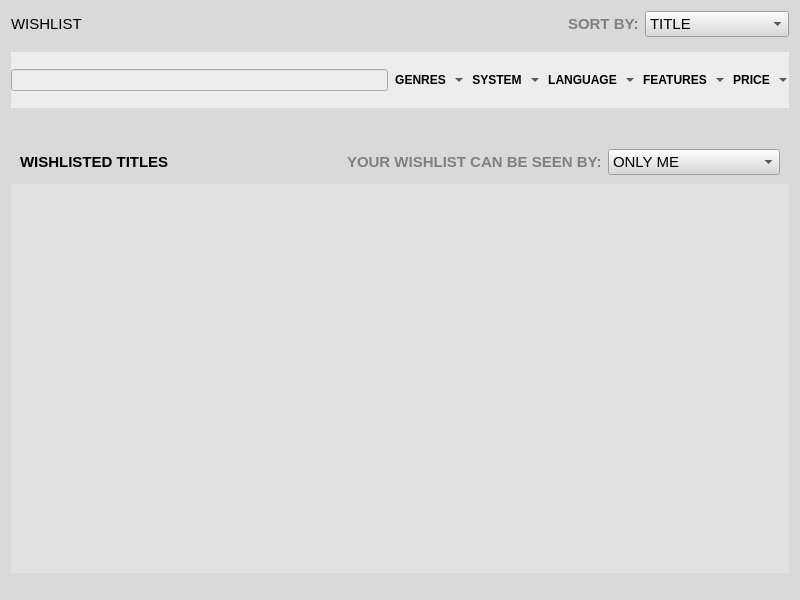
This is pages/wishlistpage.ui in pamugk/nebulae-qt as Qt 5 draws it before an edit. The edited form follows.
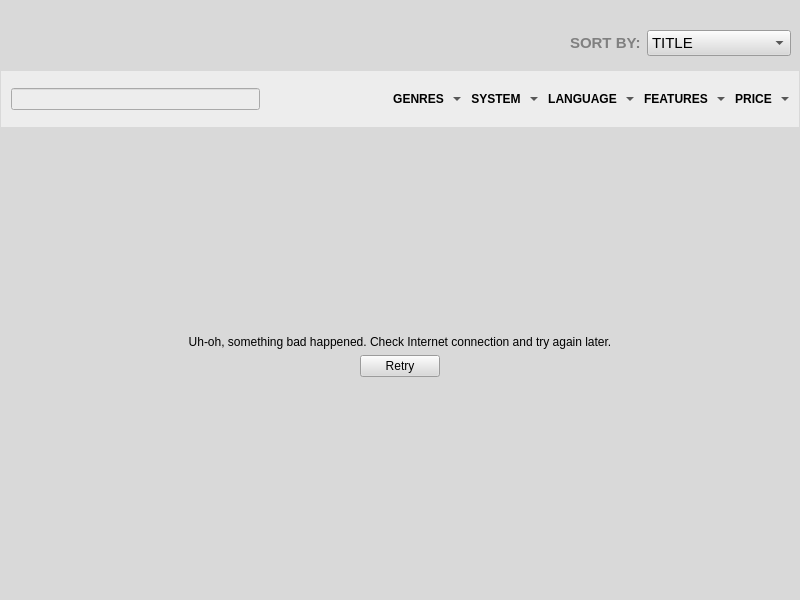
This is the edited form. The open tabs and pages were chosen to show the change. Icons and pictures are not drawn.

What changed in the file:
```diff
--- a/pages/wishlistpage.ui
+++ b/pages/wishlistpage.ui
@@ -26,36 +26,53 @@
    <property name="spacing">
     <number>0</number>
    </property>
+   <property name="leftMargin">
+    <number>0</number>
+   </property>
+   <property name="topMargin">
+    <number>0</number>
+   </property>
+   <property name="rightMargin">
+    <number>0</number>
+   </property>
+   <property name="bottomMargin">
+    <number>0</number>
+   </property>
+   <item>
+    <widget class="QWidget" name="root" native="true">
+     <layout class="QVBoxLayout" name="rootLayout">
+      <property name="spacing">
+       <number>15</number>
+      </property>
+      <property name="leftMargin">
+       <number>1</number>
+      </property>
+      <property name="topMargin">
+       <number>30</number>
+      </property>
+      <property name="rightMargin">
+       <number>1</number>
+      </property>
+      <property name="bottomMargin">
+       <number>30</number>
+      </property>
    <item>
     <widget class="QWidget" name="header" native="true">
-     <layout class="QHBoxLayout" name="headerLayout">
+        <layout class="QHBoxLayout" name="headerLayout" stretch="0,0,0">
       <property name="leftMargin">
-       <number>0</number>
+          <number>8</number>
       </property>
       <property name="topMargin">
        <number>0</number>
       </property>
       <property name="rightMargin">
-       <number>0</number>
+          <number>8</number>
       </property>
       <property name="bottomMargin">
-       <number>15</number>
+          <number>0</number>
       </property>
       <item>
-       <widget class="QLabel" name="headerTitleLabel">
-        <property name="font">
-         <font>
-          <pointsize>11</pointsize>
-          <bold>false</bold>
-         </font>
-        </property>
-        <property name="text">
-         <string>WISHLIST</string>
-        </property>
-       </widget>
-      </item>
-      <item>
-       <spacer name="horizontalSpacer">
+          <spacer name="headerSpacer">
         <property name="orientation">
          <enum>Qt::Orientation::Horizontal</enum>
         </property>
@@ -121,18 +138,18 @@
      <property name="styleSheet">
       <string notr="true">background: rgb(237, 237, 237);</string>
      </property>
-     <layout class="QHBoxLayout" name="filtersLayout">
+        <layout class="QHBoxLayout" name="filtersLayout" stretch="2,1,0,0,0,0,0">
       <property name="spacing">
-       <number>0</number>
+          <number>1</number>
       </property>
       <property name="leftMargin">
-       <number>0</number>
+          <number>10</number>
       </property>
       <property name="topMargin">
        <number>0</number>
       </property>
       <property name="rightMargin">
-       <number>0</number>
+          <number>8</number>
       </property>
       <property name="bottomMargin">
        <number>0</number>
@@ -144,6 +161,19 @@
         </property>
        </widget>
       </item>
+         <item>
+          <spacer name="filtersSpacer">
+           <property name="orientation">
+            <enum>Qt::Orientation::Horizontal</enum>
+           </property>
+           <property name="sizeHint" stdset="0">
+            <size>
+             <width>40</width>
+             <height>20</height>
+            </size>
+           </property>
+          </spacer>
+         </item>
       <item>
        <widget class="QToolButton" name="genresToolButton">
         <property name="sizePolicy">
@@ -302,23 +332,38 @@
      <widget class="QWidget" name="resultsPage">
       <layout class="QVBoxLayout" name="resultsPageLayout">
        <property name="spacing">
-        <number>0</number>
+           <number>15</number>
        </property>
        <property name="leftMargin">
         <number>0</number>
        </property>
        <property name="topMargin">
-        <number>32</number>
+           <number>0</number>
        </property>
        <property name="rightMargin">
         <number>0</number>
        </property>
        <property name="bottomMargin">
-        <number>16</number>
+           <number>0</number>
        </property>
        <item>
         <widget class="QWidget" name="resultsPageHeader" native="true">
-         <layout class="QHBoxLayout" name="resultsPageHeaderLayout">
+            <layout class="QHBoxLayout" name="resultsPageHeaderLayout" stretch="1,0,0">
+             <property name="spacing">
+              <number>1</number>
+             </property>
+             <property name="leftMargin">
+              <number>8</number>
+             </property>
+             <property name="topMargin">
+              <number>0</number>
+             </property>
+             <property name="rightMargin">
+              <number>8</number>
+             </property>
+             <property name="bottomMargin">
+              <number>0</number>
+             </property>
           <item>
            <widget class="QLabel" name="titleLabel">
             <property name="font">
@@ -332,19 +377,6 @@
             </property>
            </widget>
           </item>
-          <item>
-           <spacer name="headerSpacer">
-            <property name="orientation">
-             <enum>Qt::Orientation::Horizontal</enum>
-            </property>
-            <property name="sizeHint" stdset="0">
-             <size>
-              <width>40</width>
-              <height>20</height>
-             </size>
-            </property>
-           </spacer>
-          </item>
           <item>
            <widget class="QLabel" name="visibilityLabel">
             <property name="font">
@@ -399,13 +431,6 @@
        </item>
        <item>
         <widget class="QScrollArea" name="resultsScrollArea">
-         <property name="styleSheet">
-          <string notr="true">QScrollArea
-{
-	background: #e1e1e1;
-	border: none;
-}</string>
-         </property>
          <property name="widgetResizable">
           <bool>true</bool>
          </property>
@@ -414,25 +439,22 @@
            <rect>
             <x>0</x>
             <y>0</y>
-            <width>788</width>
-            <height>387</height>
-           </rect>
-          </property>
-          <property name="styleSheet">
-           <string notr="true">background: #e1e1e1;</string>
-          </property>
+               <width>794</width>
+               <height>365</height>
+              </rect>
+             </property>
           <layout class="QVBoxLayout" name="resultsScrollAreaContentsLayout">
            <property name="spacing">
             <number>1</number>
            </property>
            <property name="leftMargin">
-            <number>0</number>
+               <number>8</number>
            </property>
            <property name="topMargin">
             <number>0</number>
            </property>
            <property name="rightMargin">
-            <number>0</number>
+               <number>8</number>
            </property>
            <property name="bottomMargin">
             <number>0</number>
@@ -443,6 +465,60 @@
        </item>
       </layout>
      </widget>
+        <widget class="QWidget" name="errorPage">
+         <layout class="QVBoxLayout" name="errorPageLayout" stretch="0,0,1,0">
+          <item>
+           <spacer name="errorPageVerticalSpacerTop">
+            <property name="orientation">
+             <enum>Qt::Orientation::Vertical</enum>
+            </property>
+            <property name="sizeHint" stdset="0">
+             <size>
+              <width>20</width>
+              <height>40</height>
+             </size>
+            </property>
+           </spacer>
+          </item>
+          <item>
+           <widget class="QLabel" name="errorLabel">
+            <property name="text">
+             <string>Uh-oh, something bad happened. Check Internet connection and try again later.</string>
+            </property>
+            <property name="alignment">
+             <set>Qt::AlignmentFlag::AlignCenter</set>
+            </property>
+            <property name="wordWrap">
+             <bool>true</bool>
+            </property>
+           </widget>
+          </item>
+          <item alignment="Qt::AlignmentFlag::AlignHCenter">
+           <widget class="QPushButton" name="retryButton">
+            <property name="text">
+             <string>Retry</string>
+            </property>
+            <property name="icon">
+             <iconset resource="../resources.qrc">
+              <normaloff>:/icons/rotate.svg</normaloff>:/icons/rotate.svg</iconset>
+            </property>
+           </widget>
+          </item>
+          <item>
+           <spacer name="errorPageVerticalSpacerBottom">
+            <property name="orientation">
+             <enum>Qt::Orientation::Vertical</enum>
+            </property>
+            <property name="sizeHint" stdset="0">
+             <size>
+              <width>20</width>
+              <height>40</height>
+             </size>
+            </property>
+           </spacer>
+          </item>
+         </layout>
+        </widget>
      <widget class="QWidget" name="loaderPage">
       <layout class="QVBoxLayout" name="loaderPageLayout">
        <property name="spacing">
@@ -495,6 +571,11 @@
    </item>
   </layout>
  </widget>
- <resources/>
+   </item>
+  </layout>
+ </widget>
+ <resources>
+  <include location="../resources.qrc"/>
+ </resources>
  <connections/>
 </ui>
```
Left out of the diff: 2 changed lines with no effect on the pictures. Lines whose indentation alone changed are shown as unchanged.
